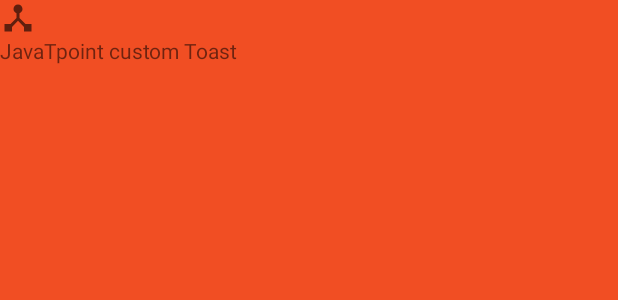
After one commit to oshanvikasith/tutorial3, an Android app: the layout customertoast.xml on its own in the app's theme, with its tools: preview values and no code run, on a phone screen of 412 x 824 dp. The commit adds this screen. Shown: the top 300 px of the screen. Run offline under Robolectric (Android 15) with nearby library versions, the phone set to English and light mode, and no system bars.

Commit message:
second commit

```diff
--- a/app/src/main/java/com/example/intentsproj/MainActivity.java
+++ b/app/src/main/java/com/example/intentsproj/MainActivity.java
@@ -8,7 +8,9 @@ import android.content.Intent;
 import android.os.Bundle;
 import android.os.Parcelable;
 import android.view.Gravity;
+import android.view.LayoutInflater;
 import android.view.View;
+import android.view.ViewGroup;
 import android.widget.Button;
 import android.widget.EditText;
 import android.widget.TextView;
@@ -26,6 +28,20 @@ public class MainActivity<integer> extends AppCompatActivity {
     protected void onCreate(Bundle savedInstanceState) {
         super.onCreate(savedInstanceState);
         setContentView(layout.activity_main);
+        setContentView(R.layout.activity_main);
+        //Creating the LayoutInflater instance
+        LayoutInflater li = getLayoutInflater();
+        //Getting the View object as defined in the customtoast.xml file
+        View layout = li.inflate(R.layout.customertoast, (ViewGroup)
+                findViewById(R.id.custom_toast_layout));
+        //Creating the Toast object
+        Toast toast = new Toast(getApplicationContext());
+        toast.setDuration(Toast.LENGTH_SHORT);
+        toast.setGravity(Gravity.CENTER_VERTICAL, 0, 0);
+        toast.setView(layout);//setting the view of custom toast layout
+        toast.show();
+
+
 
 
     }
--- /dev/null
+++ b/app/src/main/res/drawable/customtoastimage.xml
@@ -0,0 +1,10 @@
+<vector xmlns:android="http://schemas.android.com/apk/res/android"
+    android:width="24dp"
+    android:height="24dp"
+    android:viewportWidth="24"
+    android:viewportHeight="24"
+    android:tint="?attr/colorControlNormal">
+  <path
+      android:fillColor="@android:color/white"
+      android:pathData="M17,16l-4,-4V8.82C14.16,8.4 15,7.3 15,6c0,-1.66 -1.34,-3 -3,-3S9,4.34 9,6c0,1.3 0.84,2.4 2,2.82V12l-4,4H3v5h5v-3.05l4,-4.2 4,4.2V21h5v-5h-4z"/>
+</vector>
--- /dev/null
+++ b/app/src/main/res/layout/customertoast.xml
@@ -0,0 +1,21 @@
+<?xml version="1.0" encoding="utf-8"?>
+<LinearLayout xmlns:android="http://schemas.android.com/apk/res/android"
+
+    android:layout_width="match_parent"
+    android:layout_height="match_parent"
+    android:id="@+id/custom_toast_layout"
+    android:orientation="vertical"
+    android:background="#F14E23" >
+    <ImageView
+        android:id="@+id/custom_toast_image"
+        android:layout_width="wrap_content"
+        android:layout_height="wrap_content"
+        android:contentDescription="Hello world"
+        android:src="@drawable/customtoastimage"/>
+    <TextView
+        android:id="@+id/custom_toast_message"
+        android:layout_width="wrap_content"
+        android:layout_height="wrap_content"
+        android:contentDescription="To"
+        android:text="JavaTpoint custom Toast" />
+</LinearLayout>
```
